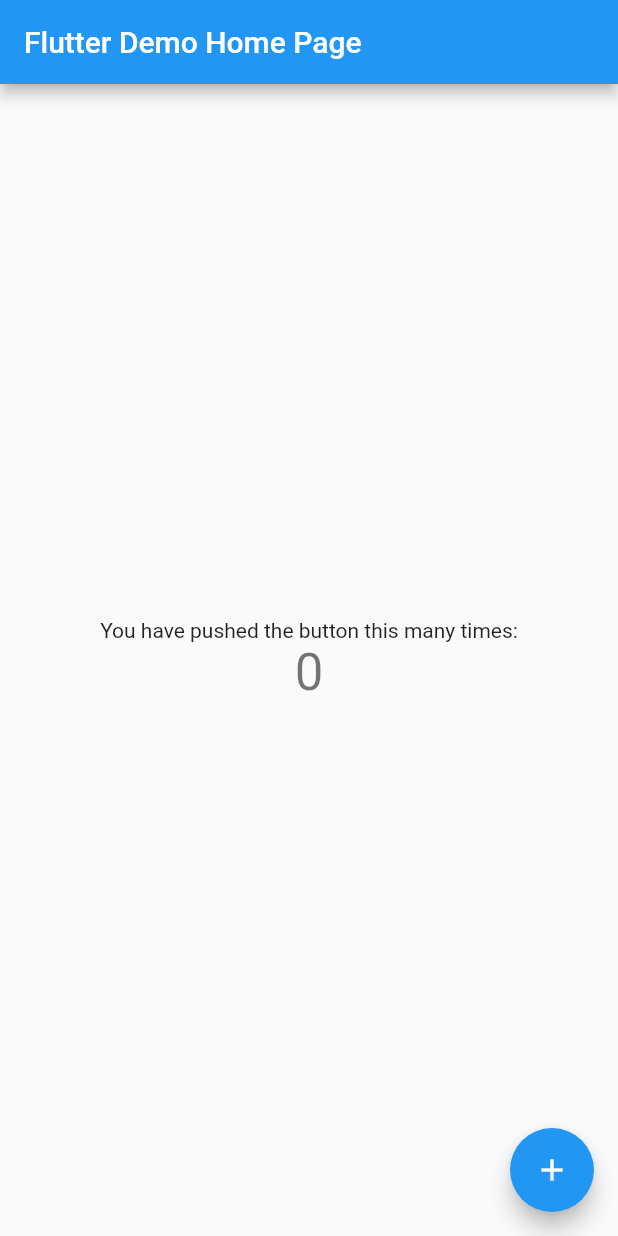
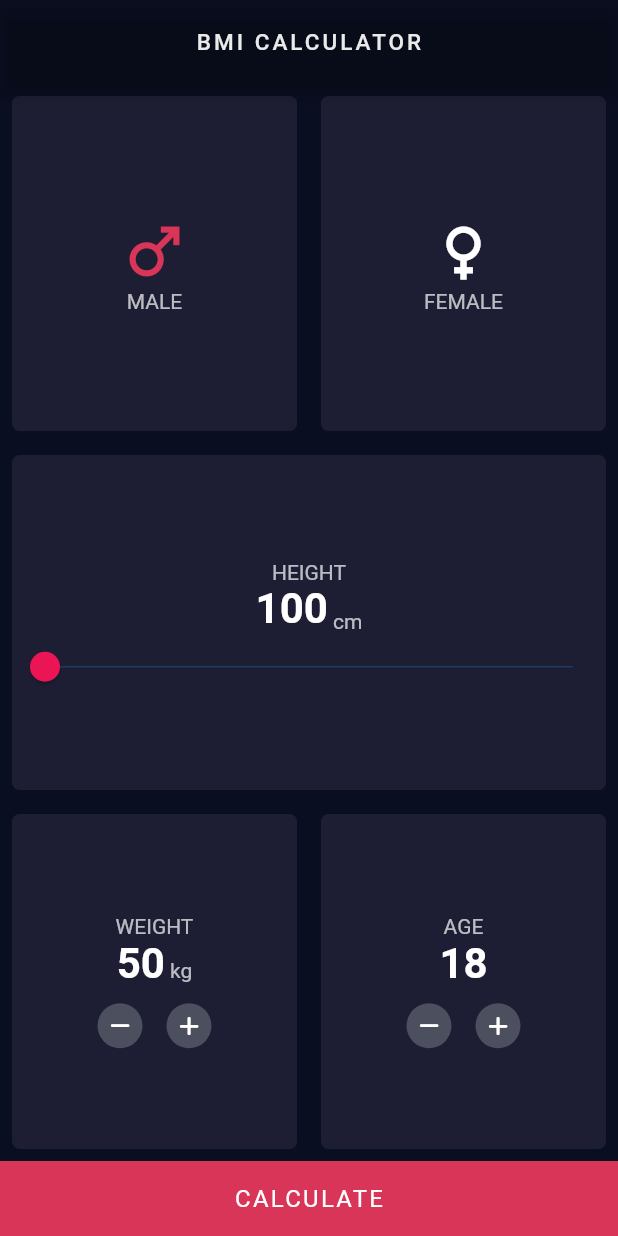
Before and after one commit to angeloseby/bmi_calculator, a Flutter app: the screen it shows after launch, on a phone screen of 412 x 824 dp. Run offline on Flutter 3.47's test engine with Material 2 defaults, Android fonts, the phone set to English and light mode, and no system bars; our stand-ins replace font_awesome_flutter.

Commit message:
Initial Version

```diff
--- /dev/null
+++ b/lib/bmi_function.dart
@@ -0,0 +1,23 @@
+import 'package:flutter/material.dart';
+
+List calculateBMI(double height, double weight) {
+  final double heightInCm = height / 100;
+  final double bmi =
+      double.parse((weight / (heightInCm * heightInCm)).toStringAsFixed(2));
+  String status = "Error Occured";
+  Color color = Colors.red;
+  if (bmi <= 18.4) {
+    status = "Underweight";
+    color = const Color(0xFFFFE189);
+  } else if (bmi > 18.4 && bmi <= 24.9) {
+    status = "Normal";
+    color = const Color(0xFF8CD47E);
+  } else if (bmi > 24.9 && bmi <= 39.9) {
+    status = "Overweight";
+    color = const Color(0xFFFFB54C);
+  } else {
+    status = "Obese";
+    color = const Color(0xFFFF6961);
+  }
+  return [bmi, status, color];
+}
--- /dev/null
+++ b/lib/custom_widgets.dart
@@ -0,0 +1,63 @@
+import 'package:flutter/material.dart';
+import 'package:font_awesome_flutter/font_awesome_flutter.dart';
+
+class BGCard extends StatelessWidget {
+  const BGCard({Key? key, required this.color, required this.child})
+      : super(key: key);
+  final Color color;
+  final Widget child;
+
+  @override
+  Widget build(BuildContext context) {
+    return Container(
+      margin: const EdgeInsets.all(8.0),
+      decoration: BoxDecoration(
+        color: color,
+        borderRadius: BorderRadius.circular(5.0),
+      ),
+      child: child,
+    );
+  }
+}
+
+class MinusButton extends StatelessWidget {
+  const MinusButton({super.key});
+
+  @override
+  Widget build(BuildContext context) {
+    return Container(
+      margin: const EdgeInsets.only(right: 8, top: 10),
+      height: 30,
+      width: 30,
+      decoration: BoxDecoration(
+        borderRadius: BorderRadius.circular(15),
+        color: const Color(0xFF4C4F5E),
+      ),
+      child: const Icon(
+        FontAwesomeIcons.minus,
+        size: 15,
+      ),
+    );
+  }
+}
+
+class PlusButton extends StatelessWidget {
+  const PlusButton({super.key});
+
+  @override
+  Widget build(BuildContext context) {
+    return Container(
+      margin: const EdgeInsets.only(left: 8, top: 10),
+      height: 30,
+      width: 30,
+      decoration: BoxDecoration(
+        borderRadius: BorderRadius.circular(15),
+        color: const Color(0xFF4C4F5E),
+      ),
+      child: const Icon(
+        FontAwesomeIcons.plus,
+        size: 15,
+      ),
+    );
+  }
+}
--- /dev/null
+++ b/lib/input_page.dart
@@ -0,0 +1,286 @@
+import 'package:bmi_calculator/bmi_function.dart';
+import 'package:bmi_calculator/result_page.dart';
+import 'package:flutter/material.dart';
+import 'package:bmi_calculator/custom_widgets.dart';
+
+const cardColor = Color(0xFF1D1E33);
+const inActiveCardColor = Colors.white;
+const activeCardColor = Color(0xFFD93558);
+
+enum Gender { male, female }
+
+class InputPage extends StatefulWidget {
+  const InputPage({super.key});
+
+  @override
+  State<InputPage> createState() => _InputPageState();
+}
+
+class _InputPageState extends State<InputPage> {
+  int height = 100;
+  int age = 18;
+  int weight = 50;
+  Gender selectedGender = Gender.male;
+
+  @override
+  Widget build(BuildContext context) {
+    return SafeArea(
+      child: Scaffold(
+        appBar: AppBar(
+          centerTitle: true,
+          backgroundColor: Colors.transparent,
+          title: const Text(
+            'BMI CALCULATOR',
+            style: TextStyle(
+              fontSize: 15,
+              letterSpacing: 2,
+              color: Color.fromARGB(255, 234, 234, 234),
+            ),
+          ),
+        ),
+        body: Column(
+          children: [
+            Expanded(
+              child: Row(
+                children: [
+                  Expanded(
+                    child: GestureDetector(
+                      onTap: () {
+                        setState(() {
+                          selectedGender = Gender.male;
+                        });
+                      },
+                      child: BGCard(
+                        color: cardColor,
+                        child: Column(
+                          mainAxisAlignment: MainAxisAlignment.center,
+                          children: [
+                            Icon(
+                              Icons.male,
+                              size: 50,
+                              color: selectedGender == Gender.male
+                                  ? activeCardColor
+                                  : inActiveCardColor,
+                            ),
+                            const Text(
+                              "MALE",
+                              style: TextStyle(color: Colors.white70),
+                            ),
+                          ],
+                        ),
+                      ),
+                    ),
+                  ),
+                  Expanded(
+                    child: GestureDetector(
+                      onTap: () {
+                        setState(() {
+                          selectedGender = Gender.female;
+                        });
+                      },
+                      child: BGCard(
+                        color: cardColor,
+                        child: Column(
+                          mainAxisAlignment: MainAxisAlignment.center,
+                          children: [
+                            Icon(
+                              Icons.female,
+                              size: 50,
+                              color: selectedGender == Gender.female
+                                  ? activeCardColor
+                                  : inActiveCardColor,
+                            ),
+                            const Text(
+                              "FEMALE",
+                              style: TextStyle(color: Colors.white70),
+                            ),
+                          ],
+                        ),
+                      ),
+                    ),
+                  ),
+                ],
+              ),
+            ),
+            Expanded(
+              child: BGCard(
+                color: cardColor,
+                child: Column(
+                  mainAxisAlignment: MainAxisAlignment.center,
+                  children: [
+                    const Text(
+                      "HEIGHT",
+                      style: TextStyle(color: Colors.white70),
+                    ),
+                    Row(
+                      mainAxisAlignment: MainAxisAlignment.center,
+                      crossAxisAlignment: CrossAxisAlignment.end,
+                      children: [
+                        Text(
+                          height.toString(),
+                          style: const TextStyle(
+                            fontSize: 28,
+                            fontWeight: FontWeight.bold,
+                          ),
+                        ),
+                        const Text(
+                          " cm",
+                          style: TextStyle(color: Colors.white70),
+                        ),
+                      ],
+                    ),
+                    SliderTheme(
+                      data: SliderTheme.of(context).copyWith(
+                          activeTrackColor: Colors.white,
+                          trackHeight: 1,
+                          thumbColor: const Color(0xFFEB1555),
+                          thumbShape: const RoundSliderThumbShape(
+                              enabledThumbRadius: 10.0),
+                          overlayShape: const RoundSliderThumbShape(
+                              enabledThumbRadius: 12.0)),
+                      child: Padding(
+                        padding:
+                            const EdgeInsets.only(right: 10, left: 10, top: 10),
+                        child: Slider(
+                          value: height.toDouble(),
+                          min: 100.0,
+                          max: 220.0,
+                          onChanged: (double newValue) {
+                            setState(
+                              () {
+                                height = newValue.round();
+                              },
+                            );
+                          },
+                        ),
+                      ),
+                    )
+                  ],
+                ),
+              ),
+            ),
+            Expanded(
+              child: Row(
+                children: [
+                  Expanded(
+                    child: BGCard(
+                      color: cardColor,
+                      child: Column(
+                        mainAxisAlignment: MainAxisAlignment.center,
+                        children: [
+                          const Text(
+                            "WEIGHT",
+                            style: TextStyle(color: Colors.white70),
+                          ),
+                          Row(
+                            mainAxisAlignment: MainAxisAlignment.center,
+                            crossAxisAlignment: CrossAxisAlignment.baseline,
+                            textBaseline: TextBaseline.alphabetic,
+                            children: [
+                              Text(
+                                weight.toString(),
+                                style: const TextStyle(
+                                  fontSize: 28,
+                                  fontWeight: FontWeight.bold,
+                                ),
+                              ),
+                              const Text(
+                                " kg",
+                                style: TextStyle(color: Colors.white70),
+                              ),
+                            ],
+                          ),
+                          Row(
+                              mainAxisAlignment: MainAxisAlignment.center,
+                              children: [
+                                GestureDetector(
+                                    onTap: () {
+                                      setState(() {
+                                        weight <= 30 ? weight : weight--;
+                                      });
+                                    },
+                                    child: const MinusButton()),
+                                GestureDetector(
+                                    onTap: () {
+                                      setState(() {
+                                        weight >= 170 ? weight : weight++;
+                                      });
+                                    },
+                                    child: const PlusButton()),
+                              ]),
+                        ],
+                      ),
+                    ),
+                  ),
+                  Expanded(
+                    child: BGCard(
+                      color: cardColor,
+                      child: Column(
+                        mainAxisAlignment: MainAxisAlignment.center,
+                        children: [
+                          const Text(
+                            "AGE",
+                            style: TextStyle(color: Colors.white70),
+                          ),
+                          Text(
+                            age.toString(),
+                            style: const TextStyle(
+                              fontSize: 28,
+                              fontWeight: FontWeight.bold,
+                            ),
+                          ),
+                          Row(
+                            mainAxisAlignment: MainAxisAlignment.center,
+                            children: [
+                              GestureDetector(
+                                  onTap: () => setState(() {
+                                        age == 18 ? age : age--;
+                                      }),
+                                  child: const MinusButton()),
+                              GestureDetector(
+                                  onTap: () => setState(() {
+                                        age == 65 ? age : age++;
+                                      }),
+                                  child: const PlusButton()),
+                            ],
+                          )
+                        ],
+                      ),
+                    ),
+                  ),
+                ],
+              ),
+            ),
+            GestureDetector(
+              onTap: () {
+                List bmiValues =
+                    calculateBMI(height.toDouble(), weight.toDouble());
+                Navigator.push(
+                  context,
+                  MaterialPageRoute(
+                    builder: (context) => ResultPage(
+                      bmi: bmiValues,
+                    ),
+                  ),
+                );
+              },
+              child: Container(
+                color: const Color(0xFFD93558),
+                height: 50,
+                child: const Center(
+                  child: Text(
+                    "CALCULATE",
+                    style: TextStyle(
+                      letterSpacing: 1.5,
+                      fontSize: 16,
+                    ),
+                  ),
+                ),
+              ),
+            ),
+          ],
+        ),
+      ),
+    );
+  }
+}
--- a/lib/main.dart
+++ b/lib/main.dart
@@ -1,3 +1,4 @@
+import 'package:bmi_calculator/input_page.dart';
 import 'package:flutter/material.dart';
 
 void main() {
@@ -11,105 +12,11 @@ class MyApp extends StatelessWidget {
   @override
   Widget build(BuildContext context) {
     return MaterialApp(
-      title: 'Flutter Demo',
-      theme: ThemeData(
-        // This is the theme of your application.
-        //
-        // Try running your application with "flutter run". You'll see the
-        // application has a blue toolbar. Then, without quitting the app, try
-        // changing the primarySwatch below to Colors.green and then invoke
-        // "hot reload" (press "r" in the console where you ran "flutter run",
-        // or simply save your changes to "hot reload" in a Flutter IDE).
-        // Notice that the counter didn't reset back to zero; the application
-        // is not restarted.
-        primarySwatch: Colors.blue,
-      ),
-      home: const MyHomePage(title: 'Flutter Demo Home Page'),
+      title: 'BMI CALCULATOR',
+      theme: ThemeData.dark().copyWith(
+          primaryColor: const Color(0xFF0A0E21),
+          scaffoldBackgroundColor: const Color(0xFF0A0E21)),
+      home: const InputPage(),
     );
   }
 }
-
-class MyHomePage extends StatefulWidget {
-  const MyHomePage({super.key, required this.title});
-
-  // This widget is the home page of your application. It is stateful, meaning
-  // that it has a State object (defined below) that contains fields that affect
-  // how it looks.
-
-  // This class is the configuration for the state. It holds the values (in this
-  // case the title) provided by the parent (in this case the App widget) and
-  // used by the build method of the State. Fields in a Widget subclass are
-  // always marked "final".
-
-  final String title;
-
-  @override
-  State<MyHomePage> createState() => _MyHomePageState();
-}
-
-class _MyHomePageState extends State<MyHomePage> {
-  int _counter = 0;
-
-  void _incrementCounter() {
-    setState(() {
-      // This call to setState tells the Flutter framework that something has
-      // changed in this State, which causes it to rerun the build method below
-      // so that the display can reflect the updated values. If we changed
-      // _counter without calling setState(), then the build method would not be
-      // called again, and so nothing would appear to happen.
-      _counter++;
-    });
-  }
-
-  @override
-  Widget build(BuildContext context) {
-    // This method is rerun every time setState is called, for instance as done
-    // by the _incrementCounter method above.
-    //
-    // The Flutter framework has been optimized to make rerunning build methods
-    // fast, so that you can just rebuild anything that needs updating rather
-    // than having to individually change instances of widgets.
-    return Scaffold(
-      appBar: AppBar(
-        // Here we take the value from the MyHomePage object that was created by
-        // the App.build method, and use it to set our appbar title.
-        title: Text(widget.title),
-      ),
-      body: Center(
-        // Center is a layout widget. It takes a single child and positions it
-        // in the middle of the parent.
-        child: Column(
-          // Column is also a layout widget. It takes a list of children and
-          // arranges them vertically. By default, it sizes itself to fit its
-          // children horizontally, and tries to be as tall as its parent.
-          //
-          // Invoke "debug painting" (press "p" in the console, choose the
-          // "Toggle Debug Paint" action from the Flutter Inspector in Android
-          // Studio, or the "Toggle Debug Paint" command in Visual Studio Code)
-          // to see the wireframe for each widget.
-          //
-          // Column has various properties to control how it sizes itself and
-          // how it positions its children. Here we use mainAxisAlignment to
-          // center the children vertically; the main axis here is the vertical
-          // axis because Columns are vertical (the cross axis would be
-          // horizontal).
-          mainAxisAlignment: MainAxisAlignment.center,
-          children: <Widget>[
-            const Text(
-              'You have pushed the button this many times:',
-            ),
-            Text(
-              '$_counter',
-              style: Theme.of(context).textTheme.headline4,
-            ),
-          ],
-        ),
-      ),
-      floatingActionButton: FloatingActionButton(
-        onPressed: _incrementCounter,
-        tooltip: 'Increment',
-        child: const Icon(Icons.add),
-      ), // This trailing comma makes auto-formatting nicer for build methods.
-    );
-  }
-}
--- /dev/null
+++ b/lib/result_page.dart
@@ -0,0 +1,82 @@
+import 'package:bmi_calculator/custom_widgets.dart';
+import 'package:bmi_calculator/input_page.dart';
+import 'package:flutter/material.dart';
+
+class ResultPage extends StatelessWidget {
+  final List bmi;
+  const ResultPage({super.key, required this.bmi});
+
+  @override
+  Widget build(BuildContext context) {
+    return SafeArea(
+      child: Scaffold(
+        appBar: AppBar(
+          centerTitle: true,
+          backgroundColor: Colors.transparent,
+          title: const Text(
+            'BMI CALCULATOR',
+            style: TextStyle(
+              fontSize: 15,
+              letterSpacing: 2,
+              color: Color.fromARGB(255, 234, 234, 234),
+            ),
+          ),
+        ),
+        body: Column(
+          children: [
+            const Center(
+              child: Text(
+                "Your Results",
+                style: TextStyle(
+                  fontSize: 30,
+                  fontWeight: FontWeight.bold,
+                ),
+              ),
+            ),
+            Expanded(
+              child: BGCard(
+                color: cardColor,
+                child: Column(
+                  mainAxisAlignment: MainAxisAlignment.center,
+                  children: [
+                    Center(
+                      child: Text(
+                        bmi[1].toString(),
+                        style: TextStyle(
+                          fontSize: 25,
+                          color: bmi[2],
+                          fontWeight: FontWeight.bold,
+                        ),
+                      ),
+                    ),
+                    const SizedBox(
+                      height: 10,
+                    ),
+                    Row(
+                      mainAxisAlignment: MainAxisAlignment.center,
+                      crossAxisAlignment: CrossAxisAlignment.baseline,
+                      textBaseline: TextBaseline.alphabetic,
+                      children: [
+                        Text(
+                          bmi[0].toString(),
+                          style: const TextStyle(
+                            fontSize: 50,
+                            fontWeight: FontWeight.bold,
+                          ),
+                        ),
+                        const Text(
+                          " BMI",
+                          style: TextStyle(color: Colors.white70),
+                        ),
+                      ],
+                    ),
+                  ],
+                ),
+              ),
+            )
+          ],
+        ),
+      ),
+    );
+  }
+}
--- a/pubspec.yaml
+++ b/pubspec.yaml
@@ -35,7 +35,7 @@ dependencies:
 
   # The following adds the Cupertino Icons font to your application.
   # Use with the CupertinoIcons class for iOS style icons.
-  cupertino_icons: ^1.0.2
+  font_awesome_flutter: ^10.3.0
 
 dev_dependencies:
   flutter_test:
```
Also changed, not shown: pubspec.lock.
